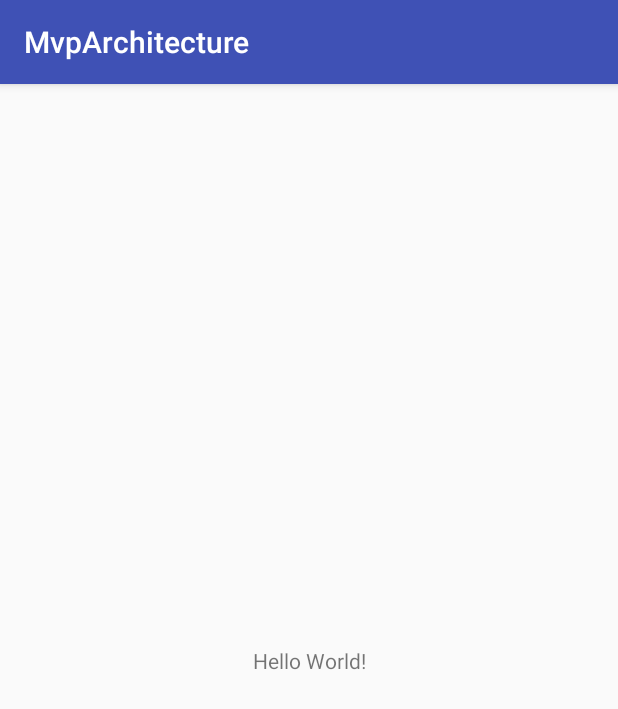
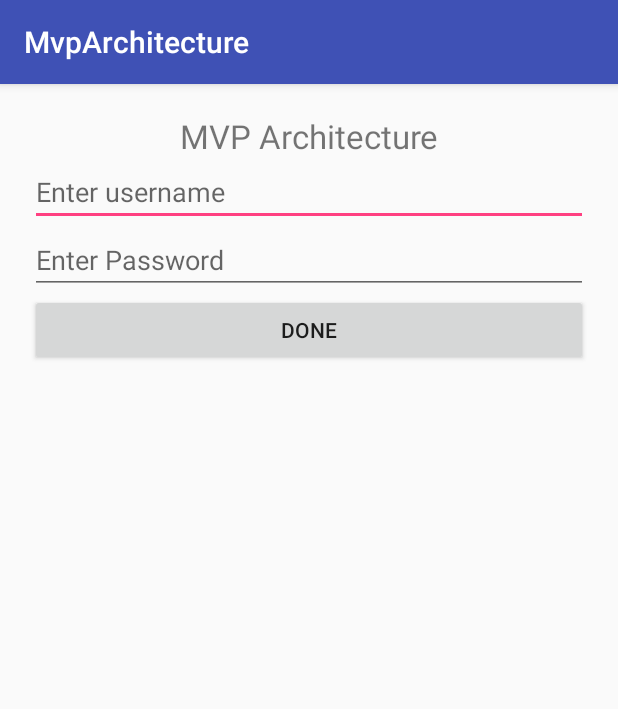
Before and after one commit to MuhammadArsalanChishti/MvpArchitecture, an Android app: the screen it shows after launch (MainActivity before the commit, LoginActivityMvp after it), on a phone screen of 412 x 824 dp. Shown: the top 709 px of the screen. Run offline under Robolectric (Android 15) with nearby library versions, the phone set to English and light mode, and no system bars.

Commit message:
update things

```diff
--- a/app/src/main/AndroidManifest.xml
+++ b/app/src/main/AndroidManifest.xml
@@ -9,13 +9,14 @@
         android:roundIcon="@mipmap/ic_launcher_round"
         android:supportsRtl="true"
         android:theme="@style/AppTheme">
-        <activity android:name=".MainActivity">
+        <activity android:name=".view.LoginActivityMvp">
             <intent-filter>
                 <action android:name="android.intent.action.MAIN" />
 
                 <category android:name="android.intent.category.LAUNCHER" />
             </intent-filter>
         </activity>
+        <activity android:name=".MainActivity"/>
     </application>
 
 </manifest>
--- /dev/null
+++ b/app/src/main/java/architecture/mvp/com/mvparchitecture/model/LoginInteractor.java
@@ -0,0 +1,20 @@
+package architecture.mvp.com.mvparchitecture.model;
+
+/**
+ * Created by kshitij on 16/04/17.
+ */
+
+public interface LoginInteractor {
+
+    interface onLoginFinishedListener{
+
+        void onUserNameError();
+        void onPasswordError();
+        void onSuccess();
+        void onFailure(String message);
+
+    }
+
+    void login(String username, String password, onLoginFinishedListener listener);
+
+}
--- /dev/null
+++ b/app/src/main/java/architecture/mvp/com/mvparchitecture/presenter/LoginPresenter.java
@@ -0,0 +1,11 @@
+package architecture.mvp.com.mvparchitecture.presenter;
+
+/**
+ * Created by kshitij on 16/04/17.
+ */
+
+public interface LoginPresenter {
+
+    void validateCred(String username, String password);
+    void onDestroy();
+}
--- /dev/null
+++ b/app/src/main/java/architecture/mvp/com/mvparchitecture/view/LoginActivityMvp.java
@@ -0,0 +1,81 @@
+package architecture.mvp.com.mvparchitecture.view;
+
+import android.content.Intent;
+import android.os.Bundle;
+import android.support.v7.app.AppCompatActivity;
+import android.view.View;
+import android.widget.Button;
+import android.widget.EditText;
+import android.widget.ProgressBar;
+import android.widget.Toast;
+
+import architecture.mvp.com.mvparchitecture.MainActivity;
+import architecture.mvp.com.mvparchitecture.R;
+import architecture.mvp.com.mvparchitecture.presenter.LoginPresenter;
+import architecture.mvp.com.mvparchitecture.presenter.LoginPresenterImpl;
+
+public class LoginActivityMvp extends AppCompatActivity implements LoginView{
+
+    private EditText edUserName,edPassword;
+    private Button btnDone;
+    private ProgressBar pbLoad;
+
+    private LoginPresenter mLoginPresenter;
+
+    @Override
+    protected void onCreate(Bundle savedInstanceState) {
+        super.onCreate(savedInstanceState);
+        setContentView(R.layout.activity_login_mvp);
+
+        mLoginPresenter=new LoginPresenterImpl(this);
+
+        edUserName= (EditText) findViewById(R.id.ed_user_name);
+        edPassword= (EditText) findViewById(R.id.ed_password);
+        btnDone= (Button) findViewById(R.id.btn_done);
+        pbLoad= (ProgressBar) findViewById(R.id.pb_load);
+
+        btnDone.setOnClickListener(new View.OnClickListener() {
+            @Override
+            public void onClick(View v) {
+                mLoginPresenter.validateCred(edUserName.getText().toString().trim(),edPassword.getText().toString().trim());
+            }
+        });
+
+    }
+
+    @Override
+    public void showProgress() {
+        pbLoad.setVisibility(View.VISIBLE);
+    }
+
+    @Override
+    public void hideProgress() {
+            pbLoad.setVisibility(View.GONE);
+    }
+
+    @Override
+    public void setUserNameError() {
+        edUserName.setError("UserName Empty");
+    }
+
+    @Override
+    public void setPasswordError() {
+        edPassword.setError("Password Empty");
+    }
+
+    @Override
+    public void navigatetoMain() {
+            startActivity(new Intent(LoginActivityMvp.this, MainActivity.class));
+    }
+
+    @Override
+    public void showAlert(String message) {
+        Toast.makeText(this, message, Toast.LENGTH_SHORT).show();
+    }
+
+    @Override
+    protected void onDestroy() {
+        super.onDestroy();
+        mLoginPresenter.onDestroy();
+    }
+}
--- /dev/null
+++ b/app/src/main/java/architecture/mvp/com/mvparchitecture/view/LoginView.java
@@ -0,0 +1,16 @@
+package architecture.mvp.com.mvparchitecture.view;
+
+/**
+ * Created by kshitij on 16/04/17.
+ */
+
+public interface LoginView {
+
+    void showProgress();
+    void hideProgress();
+    void setUserNameError();
+    void setPasswordError();
+    void navigatetoMain();
+    void showAlert(String message);
+
+}
--- /dev/null
+++ b/app/src/main/res/layout/activity_login_mvp.xml
@@ -0,0 +1,50 @@
+<?xml version="1.0" encoding="utf-8"?>
+<LinearLayout xmlns:android="http://schemas.android.com/apk/res/android"
+    android:layout_width="match_parent"
+    android:layout_height="match_parent"
+    android:gravity="center_horizontal"
+    android:orientation="vertical"
+    android:padding="20dp"
+    >
+
+
+    <TextView
+        android:text="MVP Architecture"
+        android:layout_width="match_parent"
+        android:textSize="22dp"
+        android:gravity="center"
+        android:layout_height="wrap_content" />
+
+    <EditText
+        android:id="@+id/ed_user_name"
+        android:layout_width="match_parent"
+        android:layout_height="wrap_content"
+        android:hint="Enter username"
+        android:inputType="textCapWords"
+
+        />
+
+    <EditText
+        android:id="@+id/ed_password"
+        android:layout_width="match_parent"
+        android:layout_height="wrap_content"
+        android:hint="Enter Password"
+        android:inputType="textPassword"
+
+        />
+
+    <Button
+        android:id="@+id/btn_done"
+        android:layout_width="match_parent"
+        android:layout_height="wrap_content"
+        android:text="Done"
+
+        />
+
+    <ProgressBar
+        android:id="@+id/pb_load"
+        android:layout_width="30dp"
+        android:layout_height="30dp"
+        android:visibility="gone" />
+
+</LinearLayout>
--- a/app/src/main/res/layout/activity_main.xml
+++ b/app/src/main/res/layout/activity_main.xml
@@ -9,7 +9,7 @@
     <TextView
         android:layout_width="wrap_content"
         android:layout_height="wrap_content"
-        android:text="Hello World!"
+        android:text="Welcome to Mvp Architecture!"
         app:layout_constraintBottom_toBottomOf="parent"
         app:layout_constraintLeft_toLeftOf="parent"
         app:layout_constraintRight_toRightOf="parent"
```
Also changed, not shown: app/src/main/java/architecture/mvp/com/mvparchitecture/model/LoginInteractorImpl.java (added, +32 -0 lines), app/src/main/java/architecture/mvp/com/mvparchitecture/presenter/LoginPresenterImpl.java (added, +78 -0 lines).
